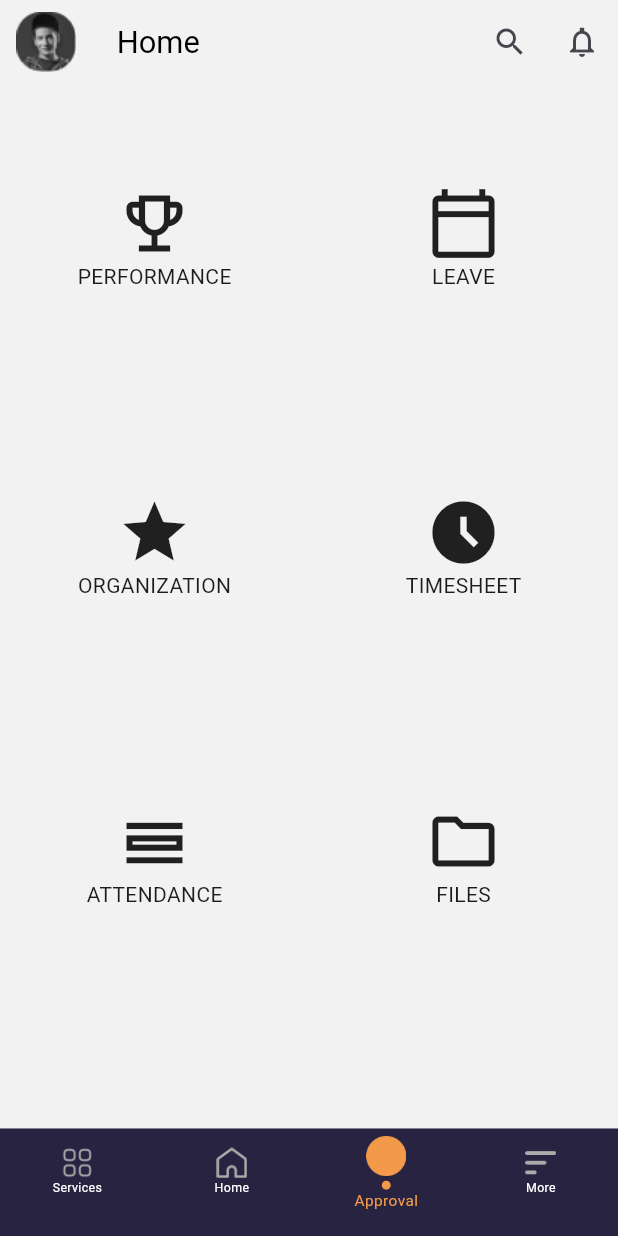
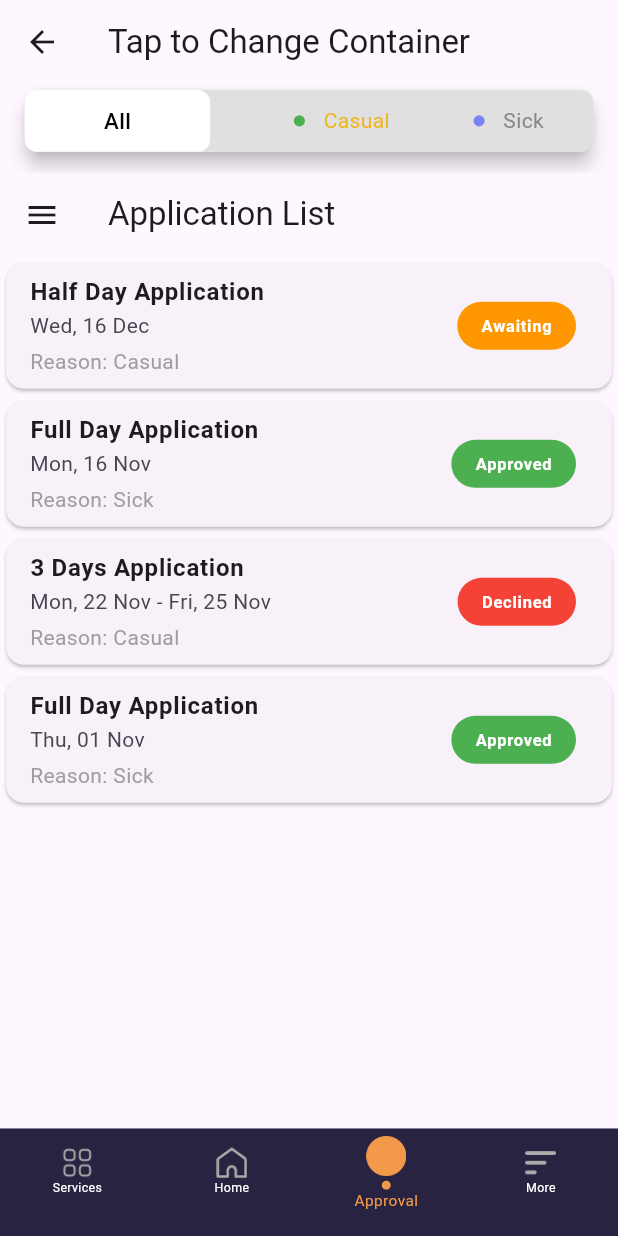
Before and after one commit to ammardev7874/Intern-Task-Flutter, a Flutter app: the BottomNav screen opened directly, item 3 of the bottom bar chosen, on a phone screen of 412 x 824 dp. Run offline on Flutter 3.47's test engine with Material 3 defaults, Android fonts, the phone set to English and light mode, and no system bars; our stand-ins replace flutter_svg, google_fonts; missing offline and left inert: time_picker_spinner.

Commit message:
approval navbar designed

```diff
--- /dev/null
+++ b/lib/screens/approval/approvalnavbar.dart
@@ -0,0 +1,108 @@
+import 'package:flutter/material.dart';
+import 'package:interntask/screens/approval/approvals.dart';
+
+class ApprovalNavBar extends StatefulWidget {
+  @override
+  _ApprovalNavBarState createState() => _ApprovalNavBarState();
+}
+
+class _ApprovalNavBarState extends State<ApprovalNavBar> {
+  int _selectedIndex = 0; // Track selected container
+
+  @override
+  Widget build(BuildContext context) {
+    final height = MediaQuery.of(context).size.height;
+    final width = MediaQuery.of(context).size.width;
+
+    return Scaffold(
+      appBar: AppBar(
+        title: Text('Tap to Change Container'),
+      ),
+      body: Column(
+        children: [
+          // Full-width container with height 0.05 of the screen height
+          Card(elevation: 5,
+            child: Container(
+              height: height * 0.05,
+              width: width*0.92,
+            decoration: BoxDecoration(borderRadius: BorderRadius.circular(height*0.01),            color: Colors.grey[300],
+            ),            child: Row(
+                mainAxisAlignment: MainAxisAlignment.spaceBetween,
+                children: [
+                  GestureDetector(
+                    onTap: () {
+                      setState(() {
+                        _selectedIndex = 0; // Select first container
+                      });
+                    },
+                    child:   _selectedIndex==0?
+                    Container(height: height*0.05,width: width*0.3,decoration: BoxDecoration(borderRadius: BorderRadius.circular(width*0.02),color: Colors.white),
+                      child: Center(child: Text("All",style: TextStyle(fontSize: height*0.018,fontWeight: FontWeight.w500,color: Colors.black),)),
+
+                    )
+
+                    :
+                    Container(
+                      child: Row(
+                        children: [
+                          SizedBox(width: width*0.07,),
+                        Container(height: height*0.009,width: width*0.018,decoration: BoxDecoration(borderRadius: BorderRadius.circular(height*0.1),color: Colors.green),),SizedBox(width:width*0.03,),Text("All",style: TextStyle(fontSize: height*0.017,color: Color(0xff898787)),)],),
+
+                    )
+                  ),
+                  GestureDetector( onTap: () {
+                      setState(() {
+                        _selectedIndex = 1; // Select first container
+                      });
+                    },
+                    child:   _selectedIndex==1?
+                    Container(height: height*0.05,width: width*0.3,decoration: BoxDecoration(borderRadius: BorderRadius.circular(width*0.02),color: Colors.white),
+                      child: Center(child: Center(child: Text("Casual",style: TextStyle(fontSize: height*0.018,fontWeight: FontWeight.w500,color: Colors.black),))),
+
+                    )
+
+                    :
+                    Container(
+                      child: Row(children: [
+                        Container(height: height*0.009,width: width*0.018,decoration: BoxDecoration(borderRadius: BorderRadius.circular(height*0.1),color: Colors.green),),SizedBox(width:width*0.03,),Text("Casual",style: TextStyle(fontSize: height*0.017,color: Color(0xffEFB524)),)],),
+
+                    )
+                 ),
+
+                  GestureDetector( onTap: () {
+                      setState(() {
+                        _selectedIndex = 2; // Select first container
+                      });
+                    },
+                    child:   _selectedIndex==2?
+                    Container(height: height*0.05,width: width*0.3,decoration: BoxDecoration(borderRadius: BorderRadius.circular(width*0.02),color: Colors.white),
+                      child: Center(child: Text("Sick",style: TextStyle(fontSize: height*0.018,fontWeight: FontWeight.w500,color: Colors.black),)),
+
+                    )
+
+                    :
+                    Container(
+                      child: Row(children: [
+                        Container(height: height*0.009,width: width*0.018,decoration: BoxDecoration(borderRadius: BorderRadius.circular(height*0.1),color: Color(0xff7C83F6)),),SizedBox(width:width*0.03,),Text("Sick",style: TextStyle(fontSize: height*0.017,color: Color(0xff898787)),)   ,                       SizedBox(width: width*0.08,),
+],),
+
+                    )
+
+                 ),
+                ],
+              ),
+            ),
+          ),
+          SizedBox(height: 10), // Space between containers and content
+          Expanded(
+            child: _selectedIndex == 0
+              ? Approval()
+              : _selectedIndex == 1
+                ? Approval()
+                : Approval(),
+          ),
+        ],
+      ),
+    );
+  }
+}
--- /dev/null
+++ b/lib/screens/approval/approvals.dart
@@ -0,0 +1,101 @@
+
+
+import 'package:flutter/material.dart';
+
+class Approval extends StatefulWidget {
+  Approval({Key? key}) : super(key: key);
+
+  @override
+  _ApprovalState createState() => _ApprovalState();
+}
+
+class _ApprovalState extends State<Approval> {
+  List<Map<String, dynamic>> applicationData = [
+    {
+      'type': 'Half Day Application',
+      'date': 'Wed, 16 Dec',
+      'status': 'Awaiting',
+      'reason': 'Casual',
+    },
+    {
+      'type': 'Full Day Application',
+      'date': 'Mon, 16 Nov',
+      'status': 'Approved',
+      'reason': 'Sick',
+    },
+    {
+      'type': '3 Days Application',
+      'date': 'Mon, 22 Nov - Fri, 25 Nov',
+      'status': 'Declined',
+      'reason': 'Casual',
+    },
+    {
+      'type': 'Full Day Application',
+      'date': 'Thu, 01 Nov',
+      'status': 'Approved',
+      'reason': 'Sick',
+    },
+  ];
+
+  @override
+  Widget build(BuildContext context) {
+    return Scaffold(
+      appBar: AppBar(
+        title: Text('Application List'),
+        leading: Icon(Icons.menu),
+
+      ),
+      body: ListView.builder(
+        itemCount: applicationData.length,
+        itemBuilder: (context, index) {
+          return Card(
+            child: ListTile(
+              title: Text(
+                applicationData[index]['type'],
+                style: TextStyle(fontWeight: FontWeight.bold),
+              ),
+              subtitle: Column(
+                crossAxisAlignment: CrossAxisAlignment.start,
+                children: [
+                  Text(applicationData[index]['date']),
+                  SizedBox(height: 4),
+                  Text(
+                    'Reason: ${applicationData[index]['reason']}',
+                    style: TextStyle(color: Colors.grey),
+                  ),
+                ],
+              ),
+              trailing: Container(
+                padding: EdgeInsets.symmetric(horizontal: 16, vertical: 8),
+                decoration: BoxDecoration(
+                  color: _getStatusColor(applicationData[index]['status']),
+                  borderRadius: BorderRadius.circular(20),
+                ),
+                child: Text(
+                  applicationData[index]['status'],
+                  style: TextStyle(
+                    color: Colors.white,
+                    fontWeight: FontWeight.bold,
+                  ),
+                ),
+              ),
+            ),
+          );
+        },
+      ),
+    );
+  }
+
+  Color _getStatusColor(String status) {
+    switch (status) {
+      case 'Awaiting':
+        return Colors.orange;
+      case 'Approved':
+        return Colors.green;
+      case 'Declined':
+        return Colors.red;
+      default:
+        return Colors.grey;
+    }
+  }
+}
--- a/lib/widgets/bottomNav.dart
+++ b/lib/widgets/bottomNav.dart
@@ -1,9 +1,9 @@
 import 'package:flutter/material.dart';
-import 'package:interntask/screens/approval.dart';
+import 'package:interntask/screens/approval/approvalnavbar.dart';
+import 'package:interntask/screens/approval/approvals.dart';
 import 'package:interntask/screens/home.dart';
 import 'package:interntask/screens/moremenu.dart';
 import 'package:interntask/screens/service.dart';
-import 'package:interntask/screens/service/service.dart';
 
 class BottomNav extends StatefulWidget {
   const BottomNav({super.key});
@@ -18,7 +18,7 @@ class _BottomNavState extends State<BottomNav> {
   final List<Widget> _screens = [
     ServiceScreen(),     // Services Screen (index 0)
     MyHomePage(),        // Home Screen (index 1)
-    ApprovalScreen(),    // Approval Screen (index 2)
+    ApprovalNavBar(),    // Approval Screen (index 2)
     MoreScreen(),        // More Screen (index 3)
   ];
 
--- a/pubspec.yaml
+++ b/pubspec.yaml
@@ -37,6 +37,8 @@ dependencies:
   cupertino_icons: ^1.0.8
   flutter_svg: ^2.0.10+1
   google_fonts: ^6.2.1
+  intl: ^0.19.0
+  time_picker_spinner: ^1.0.0
 
 dev_dependencies:
   flutter_test:
```
Also changed, not shown: lib/screens/service.dart (+6 -2 lines), lib/screens/timesheet/TimeTableScreen.dart (+88 -52 lines), lib/screens/timesheet/addEntry.dart (added, +196 -0 lines), pubspec.lock.
